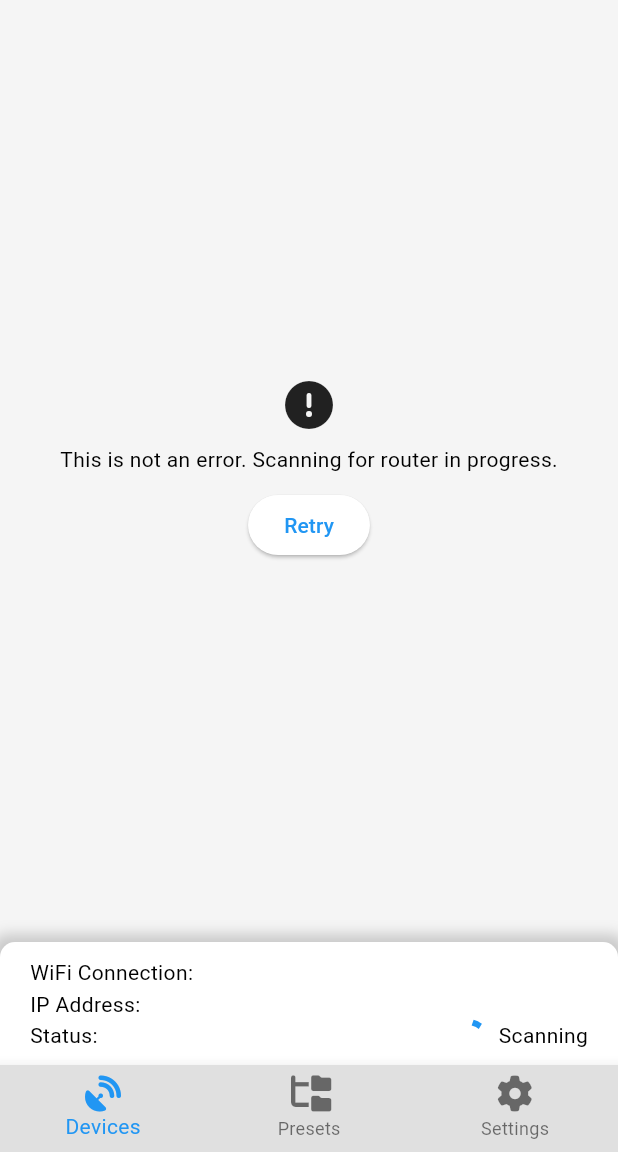
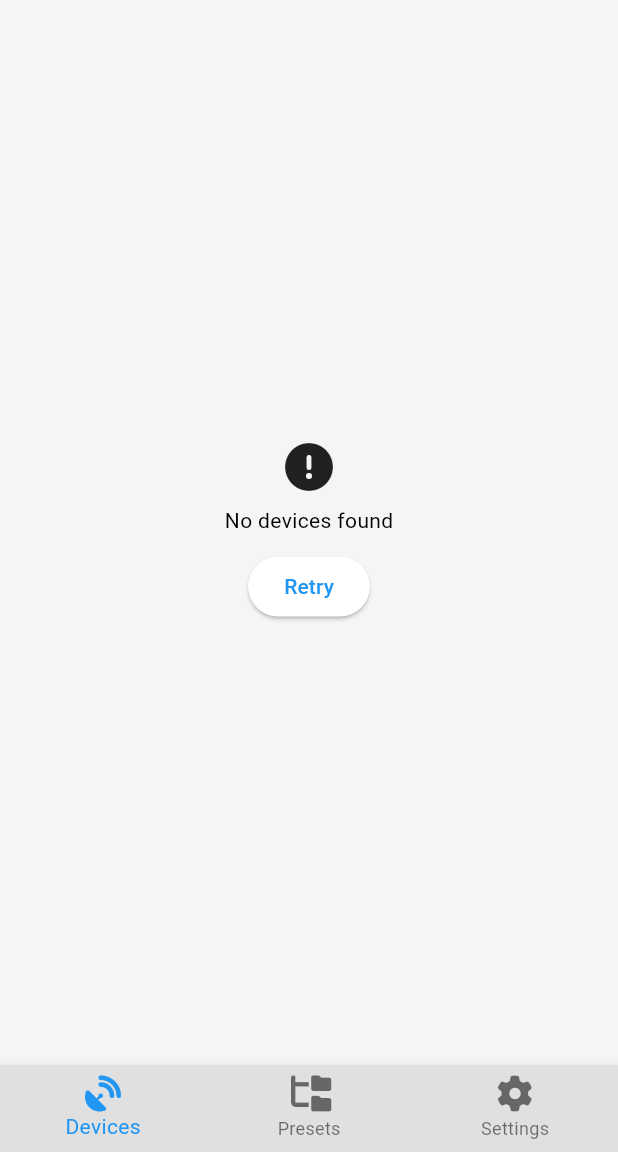
Before and after one commit to GlassesToCSharp/home_app, a Flutter app: the screen it shows after launch, on a phone screen of 412 x 824 dp, the part 84-1236 px from its top. Run offline on Flutter 3.47's test engine with Material 3 defaults, Android fonts, the phone set to English and light mode, and no system bars; our stand-ins replace bloc, connectivity_plus, equatable, flutter_bloc, flutter_secure_storage, font_awesome_flutter and 1 more; missing offline and left inert: lan_scanner.

Commit message:
Updated Devices page and Bloc with chnages

```diff
--- a/lib/features/devices/bloc/devices_bloc.dart
+++ b/lib/features/devices/bloc/devices_bloc.dart
@@ -1,21 +1,21 @@
-import 'dart:io';
-
 import 'package:bloc/bloc.dart';
 import 'package:equatable/equatable.dart';
 import 'package:home_app/features/devices/models/device.dart';
 import 'package:home_app/models/base_state.dart';
 import 'package:home_app/repositories/node_device_repository/node_device_repository.dart';
-import 'package:lan_scanner/lan_scanner.dart';
+import 'package:home_app/services/connectivity_service/connectivity_service.dart';
 
 export 'package:home_app/repositories/node_device_repository/node_device_repository.dart';
+export 'package:home_app/services/connectivity_service/connectivity_service.dart';
 
 part 'devices_event.dart';
 part 'devices_state.dart';
 
 class DevicesBloc extends Bloc<DevicesEvent, DevicesState> {
   final NodeDeviceRepository repository;
+  final ConnectivityService connectivityService;
 
-  DevicesBloc({required this.repository})
+  DevicesBloc({required this.repository, required this.connectivityService})
       : super(const DevicesState.idle(data: <Device>[])) {
     on<EnableScan>(_handleEnableScanEvent);
     on<ScanForDevices>(_handleScanForDevicesEvent);
@@ -40,25 +40,22 @@ class DevicesBloc extends Bloc<DevicesEvent, DevicesState> {
     emit(const DevicesState.loading());
 
     try {
-      final scanner = LanScanner();
-      final List<Host> hosts = await scanner.quickIcmpScanAsync('192.168.0');
+      final hosts = await connectivityService.scanForDevices('192.168.0');
 
       // For each device, check whether it is the NodeMCU that we want. If it
       // is, add it to the list to return.
       final devices = <Device>[];
       for (final host in hosts) {
-        if (host.internetAddress.type == InternetAddressType.IPv4) {
-          try {
-            final deviceSatus =
-                await repository.getDeviceStatus(host.internetAddress.address);
-            devices.add(Device(
-                name: deviceSatus.name,
-                ipAddress: host.internetAddress.address));
-          } catch (_) {
-            continue;
-          }
+        try {
+          final deviceSatus = await repository.getDeviceStatus(host.ipAddress);
+          devices
+              .add(Device(name: deviceSatus.name, ipAddress: host.ipAddress));
+        } catch (_) {
+          // Ignore errors.
+          continue;
         }
       }
+      emit(DevicesState.data(devices));
     } catch (e) {
       emit(DevicesState.error(e.toString(), data: state.data));
     }
--- a/lib/features/devices/devices_page.dart
+++ b/lib/features/devices/devices_page.dart
@@ -1,8 +1,10 @@
 import 'package:flutter/material.dart';
 import 'package:font_awesome_flutter/font_awesome_flutter.dart';
 import 'package:home_app/features/devices/bloc/devices_bloc.dart';
+import 'package:home_app/features/devices/device/device_navigator.dart';
 import 'package:home_app/features/devices/widgets/router_status_container/router_status_container.dart';
 import 'package:home_app/models/bloc_state.dart';
+import 'package:home_app/services/navigation_service/navigation_service.dart';
 import 'package:home_app/widgets/central_error_display.dart';
 import 'package:home_app/widgets/central_loading_indicator.dart';
 
@@ -20,7 +22,10 @@ class _DevicesPageState
 
   @override
   DevicesBloc createBloc(KiwiContainer di) {
-    return DevicesBloc(repository: di.resolve<NodeDeviceRepository>());
+    return DevicesBloc(
+      repository: di.resolve<NodeDeviceRepository>(),
+      connectivityService: di.resolve<ConnectivityService>(),
+    );
   }
 
   @override
@@ -31,11 +36,11 @@ class _DevicesPageState
           CentralErrorDisplay(message: state.error!, onRetry: _scanForDevices);
     } else if (state.loading) {
       body = const CentralLoadingIndicator();
-    } else if (!state.enableScan) {
-      // TODO: update this so that it doesn't show as an error.
-      body = CentralErrorDisplay(
-          message: "This is not an error. Scanning for router in progress.",
-          onRetry: () {});
+      // } else if (!state.enableScan) {
+      //   // TODO: update this so that it doesn't show as an error.
+      //   body = CentralErrorDisplay(
+      //       message: "This is not an error. Scanning for router in progress.",
+      //       onRetry: () {});
     } else if (!state.hasData) {
       body = CentralErrorDisplay(
           message: "No devices found", onRetry: _scanForDevices);
@@ -50,6 +55,9 @@ class _DevicesPageState
           }
           final device = devices[index];
           return Card(
+            child: GestureDetector(
+              onTap: () =>
+                  NavigationService.navigateTo(DeviceNavigator(device: device)),
               child: Padding(
                 padding: const EdgeInsets.all(10),
                 child: Column(
@@ -66,6 +74,7 @@ class _DevicesPageState
                     const SizedBox(height: 5),
                     Text(device.ipAddress),
                   ],
+                ),
               ),
             ),
           );
@@ -93,9 +102,9 @@ class _DevicesPageState
           Expanded(
             child: body,
           ),
-          RouterStatusContainer(
-            devicesBloc: bloc,
-          ),
+          // RouterStatusContainer(
+          //   devicesBloc: bloc,
+          // ),
         ],
       ),
     );
```
Lines whose indentation alone changed are shown as unchanged.
